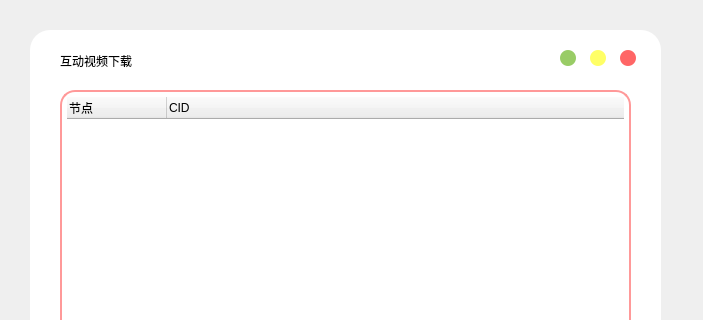
ABUQWQ/biliDownloader_GUI, file UI/biliInteractive_NoUse.ui: the form before one commit; both pictures show x 0 to 703 and y 0 to 320 of the 703 by 613 pixel window.
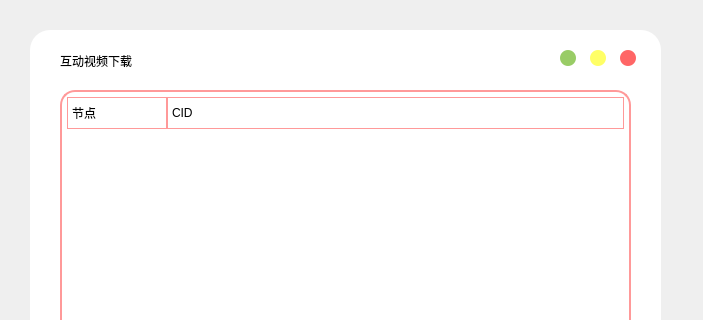
The form after the commit. Icons and pictures are not drawn.

Commit message: Fix dark-mode overlooked widgets and improve interactive video UX

Patch:
```diff
--- a/UI/biliInteractive_NoUse.ui
+++ b/UI/biliInteractive_NoUse.ui
@@ -207,6 +207,76 @@
 	color: rgb(0, 0, 0);
 	background-color: rgb(255, 204, 153);
 }
+/* 暗色系统下锁死原生控件为浅色 */
+QHeaderView::section{
+	color: rgb(0, 0, 0);
+	background-color: rgb(255, 255, 255);
+	border: 1px solid rgb(255, 153, 153);
+	padding: 4px;
+}
+QSpinBox{
+	color: rgb(0, 0, 0);
+	background-color: rgb(255, 255, 255);
+	border-radius: 8px;
+	border: 2px solid rgb(255, 153, 153);
+	padding-left: 5px;
+	padding-right: 5px;
+}
+QSpinBox:hover{
+	color: rgb(0, 0, 0);
+	background-color: rgb(255, 238, 238);
+}
+QSpinBox::up-button, QSpinBox::down-button{
+	background-color: rgb(255, 255, 255);
+	border: none;
+	width: 16px;
+}
+QCheckBox::indicator{
+	width: 16px;
+	height: 16px;
+	border: 2px solid rgb(255, 153, 153);
+	border-radius: 3px;
+	background-color: rgb(255, 255, 255);
+}
+QCheckBox::indicator:checked{
+	background-color: rgb(255, 153, 153);
+}
+QScrollBar:vertical{
+	background: rgb(255, 255, 255);
+	width: 12px;
+	margin: 0px;
+	border-radius: 6px;
+}
+QScrollBar::handle:vertical{
+	background: rgb(255, 204, 153);
+	min-height: 20px;
+	border-radius: 6px;
+}
+QScrollBar:horizontal{
+	background: rgb(255, 255, 255);
+	height: 12px;
+	margin: 0px;
+	border-radius: 6px;
+}
+QScrollBar::handle:horizontal{
+	background: rgb(255, 204, 153);
+	min-width: 20px;
+	border-radius: 6px;
+}
+QScrollBar::add-line, QScrollBar::sub-line{
+	width: 0px;
+	height: 0px;
+}
+QMessageBox, QMessageBox QLabel, QMessageBox QPushButton{
+	color: rgb(0, 0, 0);
+	background-color: rgb(255, 255, 255);
+}
+QMessageBox QPushButton{
+	background-color: rgb(255, 153, 153);
+	color: rgb(255, 255, 255);
+	border-radius: 8px;
+	padding: 4px 12px;
+}
 </string>
   </property>
   <widget class="QWidget" name="mainwidget" native="true">
```
The commit also changes 20 other files.
